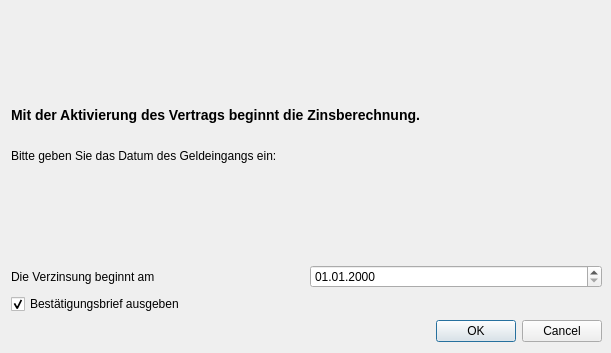
Above: DKV2/askDateDlg.ui from Schachigel/DKV2 before the change. Below: the same form after it.
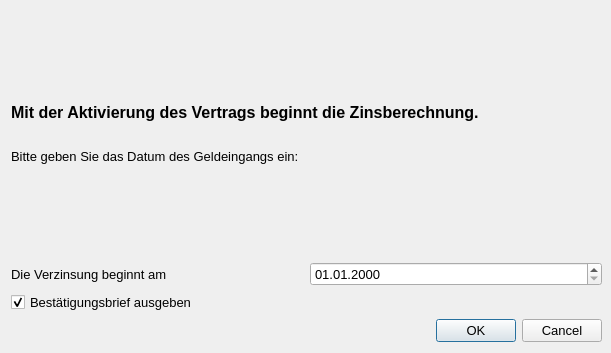
That is the form after the change.

What changed in the file:
```diff
--- a/DKV2/askDateDlg.ui
+++ b/DKV2/askDateDlg.ui
@@ -16,6 +16,11 @@
     <verstretch>0</verstretch>
    </sizepolicy>
   </property>
+  <property name="font">
+   <font>
+    <pointsize>10</pointsize>
+   </font>
+  </property>
   <property name="windowTitle">
    <string>Datumseingabe</string>
   </property>
```
